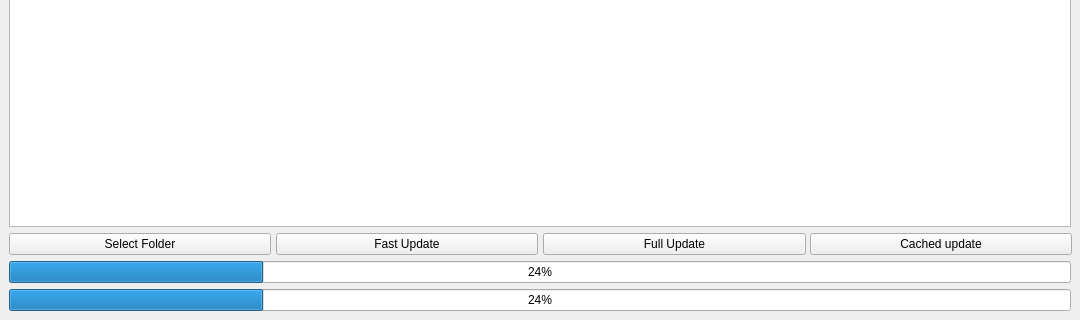
Above: mainwindow.ui from siziakov/SevenWaysUpdater before the change; both pictures show x 0 to 1080 and y 280 to 600 of the 1080 by 600 pixel window. Below: the same form after it.
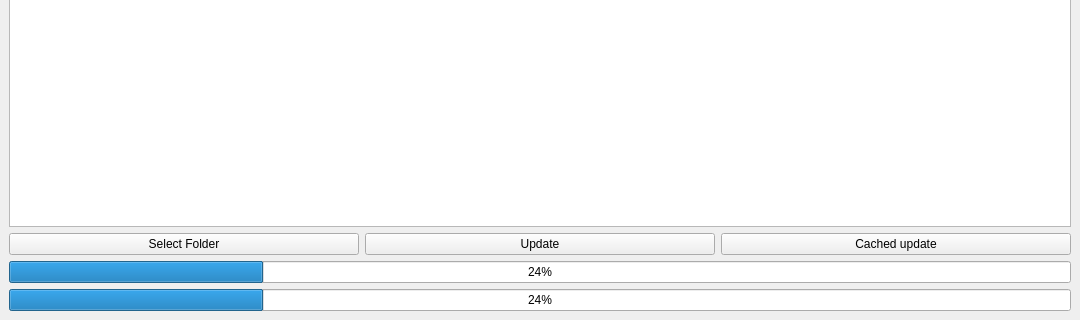
That is the form after the change.

Commit message: Remove one button from main form

What changed in the file:
```diff
--- a/mainwindow.ui
+++ b/mainwindow.ui
@@ -45,19 +45,6 @@
         </property>
        </widget>
       </item>
-      <item>
-       <widget class="QPushButton" name="btnFastUpddate">
-        <property name="minimumSize">
-         <size>
-          <width>262</width>
-          <height>0</height>
-         </size>
-        </property>
-        <property name="text">
-         <string>Fast Update</string>
-        </property>
-       </widget>
-      </item>
       <item>
        <widget class="QPushButton" name="btnFullUpdate">
         <property name="minimumSize">
@@ -67,7 +54,7 @@
          </size>
         </property>
         <property name="text">
-         <string>Full Update</string>
+         <string>Update</string>
         </property>
        </widget>
       </item>
```
